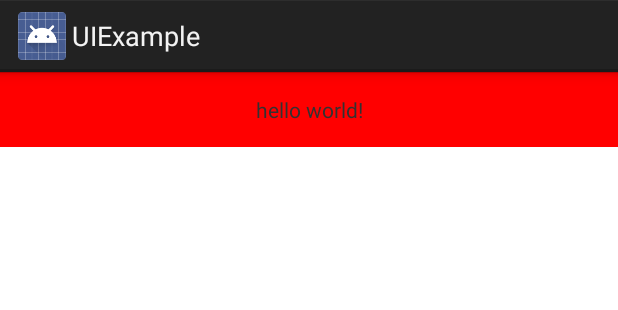
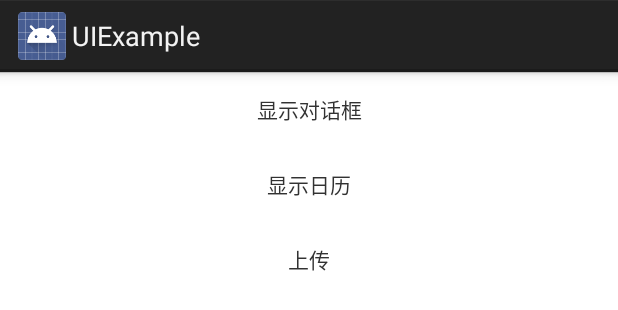
Before and after one commit to JoeyZh/UI, an Android app: the layout activity_main.xml on its own in the app's theme, with its tools: preview values and no code run, on a phone screen of 412 x 824 dp. Shown: the top 310 px of the screen. Run offline under Robolectric (Android 15) with nearby library versions, the phone set to English and light mode, and no system bars.

Commit message:
修改测试demo

```diff
--- a/UIExample/src/main/AndroidManifest.xml
+++ b/UIExample/src/main/AndroidManifest.xml
@@ -10,6 +10,7 @@
                 <category android:name="android.intent.category.LAUNCHER" />
             </intent-filter>
         </activity>
+        <activity android:name=".CalenderActivity"/>
     </application>
 
 
--- a/UIExample/src/main/res/layout/activity_main.xml
+++ b/UIExample/src/main/res/layout/activity_main.xml
@@ -18,14 +18,29 @@
             <LinearLayout
                 android:layout_width="match_parent"
                 android:layout_height="match_parent"
-                android:background="#f00">
+                android:orientation="vertical">
 
                 <TextView
-                    android:id="@+id/textView"
+                    android:id="@+id/tv_dlg"
                     android:layout_width="match_parent"
                     android:layout_height="50dp"
                     android:gravity="center"
-                    android:text="hello world!" />
+                    android:text="显示对话框" />
+
+                <TextView
+                    android:id="@+id/tv_calendar"
+                    android:layout_width="match_parent"
+                    android:layout_height="50dp"
+                    android:gravity="center"
+                    android:text="显示日历" />
+
+                <TextView
+                    android:id="@+id/tv_upload"
+                    android:layout_width="match_parent"
+                    android:layout_height="50dp"
+                    android:gravity="center"
+                    android:text="上传" />
+
             </LinearLayout>
         </ScrollView>
     </com.joey.ui.widget.pull_to_refresh.PullToRefreshView>
--- a/UIExample/src/main/res/layout/dlg_add_spare_part.xml
+++ b/UIExample/src/main/res/layout/dlg_add_spare_part.xml
@@ -2,6 +2,7 @@
 <LinearLayout xmlns:android="http://schemas.android.com/apk/res/android"
     android:layout_width="match_parent"
     android:layout_height="wrap_content"
+    android:background="#ff0"
     android:orientation="vertical">
 
     <TextView
@@ -9,10 +10,10 @@
         android:layout_width="wrap_content"
         android:layout_height="wrap_content"
         android:layout_gravity="center"
+        android:drawablePadding="@dimen/layout_min_margin"
+        android:padding="@dimen/layout_min_margin"
         android:text="太爱爱"
-        android:drawablePadding="@dimen/layout_min_margin"
         android:textColor="@color/text_color_gray_24"
-        android:padding="@dimen/layout_min_margin"
         android:textSize="@dimen/layout_mid_margin" />
 
     <LinearLayout
```
Also changed, not shown: UIExample/src/main/java/com/joey/ui/example/CalenderActivity.java (added, +35 -0 lines), UIExample/src/main/java/com/joey/ui/example/MainActivity.java (+59 -18 lines), UIExample/src/main/res/layout/layout_calender.xml (added, +15 -0 lines).
